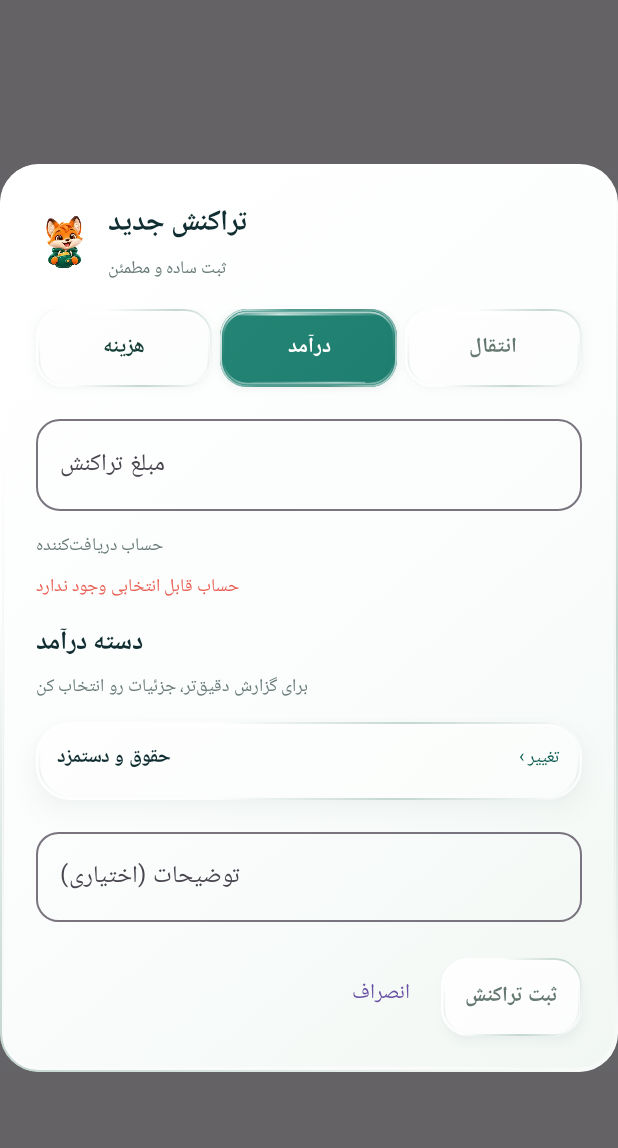
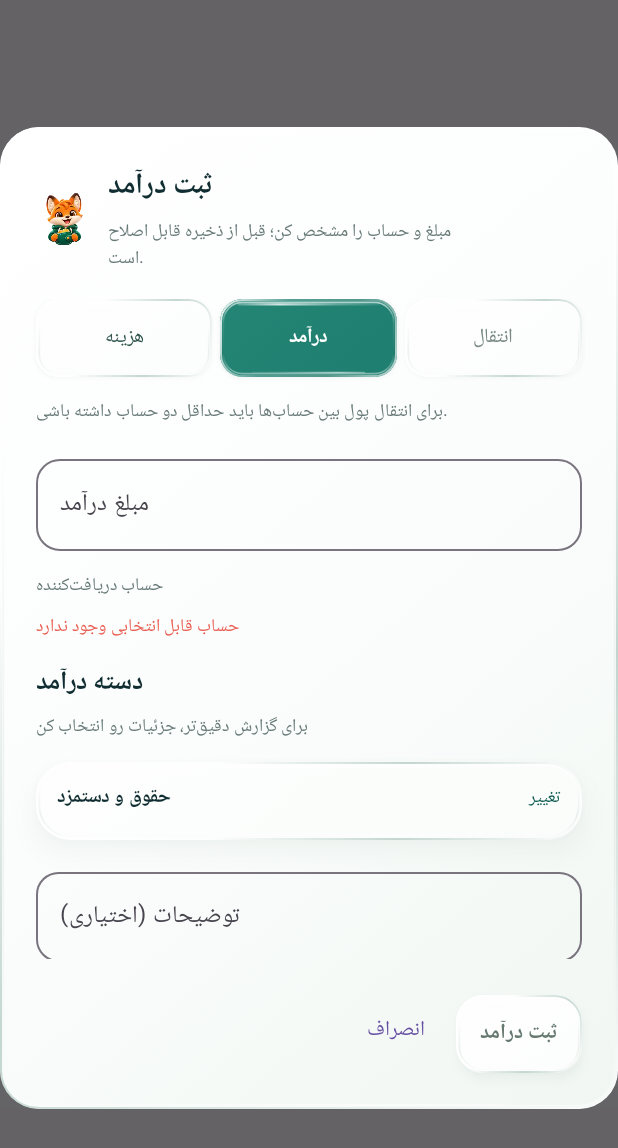
Before and after one commit to qashqaeii/Jibak, an Android app built with Jetpack Compose: the composable AddTransactionDialog called with empty values, after a tap on "درآمد", on a phone screen of 412 x 824 dp. Shown: the top 1148 px of the screen. Run offline under Robolectric (Android 15) with nearby library versions, the phone set to English and light mode, and no system bars; our stand-ins replace Room's generated code; pictures from the network do not load.

Commit message:
feat(ux): guided transaction composer with accessible kind selection and meaningful validation

```diff
--- a/app/src/main/java/ir/jibik/app/JibikForms.kt
+++ b/app/src/main/java/ir/jibik/app/JibikForms.kt
@@ -8,12 +8,14 @@ import androidx.compose.foundation.layout.fillMaxWidth
 import androidx.compose.foundation.rememberScrollState
 import androidx.compose.foundation.shape.RoundedCornerShape
 import androidx.compose.foundation.text.KeyboardOptions
+import androidx.compose.foundation.text.KeyboardActions
 import androidx.compose.material3.FilterChip
 import androidx.compose.material3.OutlinedTextField
 import androidx.compose.material3.Text
 import androidx.compose.runtime.Composable
 import androidx.compose.runtime.remember
 import androidx.compose.ui.Modifier
+import androidx.compose.ui.platform.LocalFocusManager
 import androidx.compose.ui.graphics.Color
 import androidx.compose.ui.text.AnnotatedString
 import androidx.compose.ui.text.TextStyle
@@ -21,6 +23,7 @@ import androidx.compose.ui.text.font.FontWeight
 import androidx.compose.ui.text.style.TextAlign
 import androidx.compose.ui.text.style.TextDirection
 import androidx.compose.ui.text.input.KeyboardType
+import androidx.compose.ui.text.input.ImeAction
 import androidx.compose.ui.text.input.OffsetMapping
 import androidx.compose.ui.text.input.TransformedText
 import androidx.compose.ui.text.input.VisualTransformation
@@ -110,7 +113,9 @@ internal fun JibikTomanField(
     label: String,
     modifier: Modifier = Modifier,
     allowZero: Boolean = false,
+    enabled: Boolean = true,
 ) {
+    val focusManager = LocalFocusManager.current
     val number = parseTomanDraft(value)
     val formattedPreview = remember(number) {
         number?.let(::formatToman)
@@ -123,7 +128,11 @@ internal fun JibikTomanField(
             },
             label = { Text(label, maxLines = 1, overflow = TextOverflow.Ellipsis) },
             singleLine = true,
-            keyboardOptions = KeyboardOptions(keyboardType = KeyboardType.Number),
+            keyboardOptions = KeyboardOptions(
+                keyboardType = KeyboardType.Number, imeAction = ImeAction.Done,
+            ),
+            keyboardActions = KeyboardActions(onDone = { focusManager.clearFocus() }),
+            enabled = enabled,
             textStyle = TextStyle(
                 fontFamily = JibikFontFamily,
                 fontSize = 19.sp,
@@ -155,6 +164,7 @@ internal fun JibikAccountChoice(
     onSelect: (String) -> Unit,
     modifier: Modifier = Modifier,
     emptyHint: String = "حساب قابل انتخابی وجود ندارد",
+    enabled: Boolean = true,
 ) {
     Column(modifier = modifier, verticalArrangement = Arrangement.spacedBy(7.dp)) {
         Text(title, color = JibikStyle.muted, fontSize = 12.sp)
@@ -170,6 +180,7 @@ internal fun JibikAccountChoice(
                         text = account.title,
                         selected = selectedId == account.id,
                         onClick = { onSelect(account.id) },
+                        enabled = enabled,
                     )
                 }
             }
--- a/app/src/main/java/ir/jibik/app/MainActivity.kt
+++ b/app/src/main/java/ir/jibik/app/MainActivity.kt
@@ -904,7 +904,13 @@ private fun JibikApp(
                             showAdd = false
                             addTargetAccountId = null
                             repeatRecord = null
-                            scope.launch { notifications.showSnackbar("تراکنش ثبت شد.") }
+                            notifications.showSnackbar(
+                                when (record.kind) {
+                                    LedgerKind.EXPENSE -> "هزینه ثبت شد."
+                                    LedgerKind.INCOME -> "درآمد ثبت شد."
+                                    LedgerKind.TRANSFER -> "انتقال بین حساب‌ها انجام شد."
+                                },
+                            )
                         } catch (_: Exception) {
                             storageError = "تراکنش ذخیره نشد؛ اطلاعات قبلی شما محفوظ است."
                         } finally {
@@ -1799,7 +1805,14 @@ private fun AddTransactionDialog(
         modifier = Modifier.jibikDialogSurface(),
         onDismissRequest = { if (!isSaving) onDismiss() },
         title = {
-            JibikDialogHeading(if (kind == LedgerKind.TRANSFER) "انتقال بین حساب‌ها" else "تراکنش جدید", "ثبت ساده و مطمئن")
+            JibikDialogHeading(
+                title = when (kind) {
+                    LedgerKind.EXPENSE -> "ثبت هزینه"
+                    LedgerKind.INCOME -> "ثبت درآمد"
+                    LedgerKind.TRANSFER -> "انتقال بین حساب‌ها"
+                },
+                subtitle = "مبلغ و حساب را مشخص کن؛ قبل از ذخیره قابل اصلاح است.",
+            )
         },
         text = {
             Column(
@@ -1816,8 +1829,9 @@ private fun AddTransactionDialog(
                         LedgerKind.INCOME to "درآمد",
                         LedgerKind.TRANSFER to "انتقال",
                     ).forEach { (option, label) ->
-                        LiquidGlassButton(
+                        JibikGlassChip(
                             text = label,
+                            selected = kind == option,
                             onClick = {
                                 kind = option
                                 category = if (option == LedgerKind.INCOME) "حقوق و دستمزد" else "خوراک"
@@ -1830,14 +1844,21 @@ private fun AddTransactionDialog(
                             modifier = Modifier.weight(1f),
                             enabled = !isSaving &&
                                 (option != LedgerKind.TRANSFER || accounts.size > 1),
-                            tone = if (kind == option) GlassTone.EMERALD else GlassTone.CRYSTAL,
                         )
                     }
+                }
+                if (accounts.size < 2) {
+                    JibikFormHint("برای انتقال پول بین حساب‌ها باید حداقل دو حساب داشته باشی.")
                 }
                 JibikTomanField(
                     value = amount,
                     onValueChange = { amount = it },
-                    label = "مبلغ تراکنش",
+                    label = when (kind) {
+                        LedgerKind.EXPENSE -> "مبلغ هزینه"
+                        LedgerKind.INCOME -> "مبلغ درآمد"
+                        LedgerKind.TRANSFER -> "مبلغ انتقال"
+                    },
+                    enabled = !isSaving,
                 )
                 JibikAccountChoice(
                     title = if (kind == LedgerKind.INCOME)
@@ -1852,6 +1873,7 @@ private fun AddTransactionDialog(
                             }?.id.orEmpty()
                         }
                     },
+                    enabled = !isSaving,
                 )
                 if (kind == LedgerKind.TRANSFER) {
                     JibikAccountChoice(
@@ -1859,6 +1881,7 @@ private fun AddTransactionDialog(
                         accounts = accounts.filter { it.id != sourceId },
                         selectedId = targetId,
                         onSelect = { targetId = it },
+                        enabled = !isSaving,
                         emptyHint = "برای انتقال ابتدا حساب دوم بساز.",
                     )
                     JibikFormHint("انتقال بین حساب‌ها درآمد یا هزینه محسوب نمی‌شه.")
@@ -1868,7 +1891,7 @@ private fun AddTransactionDialog(
                         subtitle = "برای گزارش دقیق‌تر، جزئیات رو انتخاب کن",
                     )
                     LiquidGlassCard(
-                        onClick = { if (!isSaving) showCategoryPicker = true },
+                        onClick = if (isSaving) null else ({ showCategoryPicker = true }),
                         tone = GlassTone.CRYSTAL,
                         padding = PaddingValues(horizontal = 14.dp, vertical = 13.dp),
                     ) {
@@ -1884,7 +1907,7 @@ private fun AddTransactionDialog(
                                 fontSize = 13.sp, fontWeight = FontWeight.SemiBold,
                                 maxLines = 3,
                             )
-                            Text("‹ تغییر", color = Forest, fontSize = 12.sp)
+                            Text("تغییر", color = Forest, fontSize = 12.sp)
                         }
                     }
                     if (!categoryValid) {
@@ -1900,16 +1923,25 @@ private fun AddTransactionDialog(
                     enabled = !isSaving,
                     shape = RoundedCornerShape(15.dp),
                 )
-                if (!canSave && numericAmount == null && amount.isNotBlank()) {
-                    JibikFormHint("مبلغ معتبر وارد کن.", isWarning = true)
+                if (amount.isNotBlank() && (numericAmount == null || numericAmount <= 0L)) {
+                    JibikFormHint("مبلغ باید عددی بزرگ‌تر از صفر باشد.", isWarning = true)
+                }
+                if (!sourceValid) {
+                    JibikFormHint("ابتدا در بخش حساب‌ها یک حساب بساز.", isWarning = true)
+                }
+                if (kind == LedgerKind.TRANSFER && sourceValid && !targetValid) {
+                    JibikFormHint("حساب مقصد را انتخاب کن.", isWarning = true)
                 }
             }
         },
         confirmButton = {
             LiquidGlassButton(
-                text = if (isSaving) "در حال ثبت..."
-                    else if (kind == LedgerKind.TRANSFER) "ثبت انتقال"
-                    else "ثبت تراکنش",
+                text = if (isSaving) "در حال ذخیره..."
+                    else when (kind) {
+                        LedgerKind.EXPENSE -> "ثبت هزینه"
+                        LedgerKind.INCOME -> "ثبت درآمد"
+                        LedgerKind.TRANSFER -> "ثبت انتقال"
+                    },
                 enabled = canSave,
                 tone = GlassTone.EMERALD,
                 onClick = {
```
